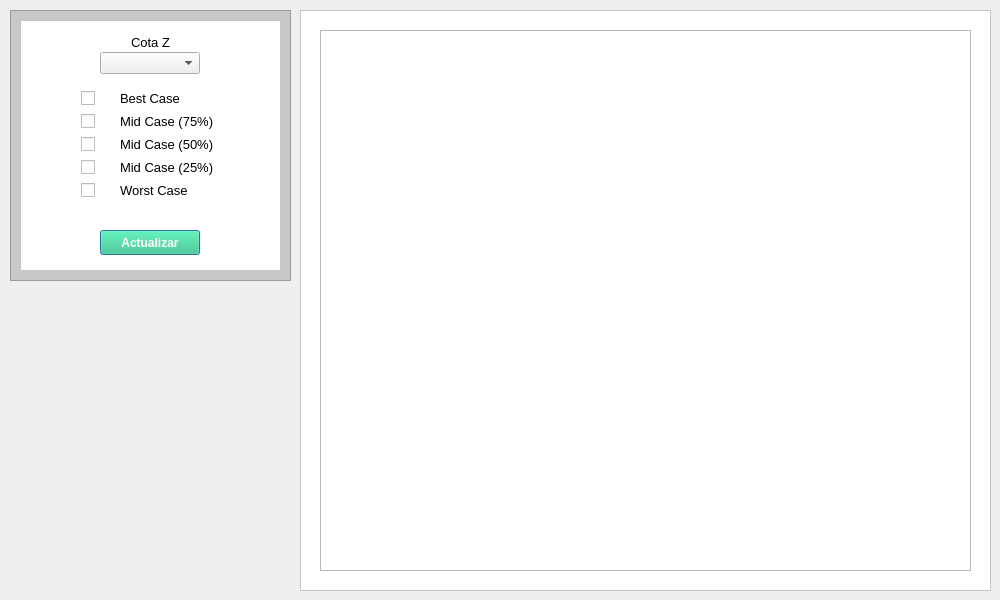
The window that ui/fp_window.ui (21croz/Certidumbre-QT) describes before a commit, drawn with Qt 5.
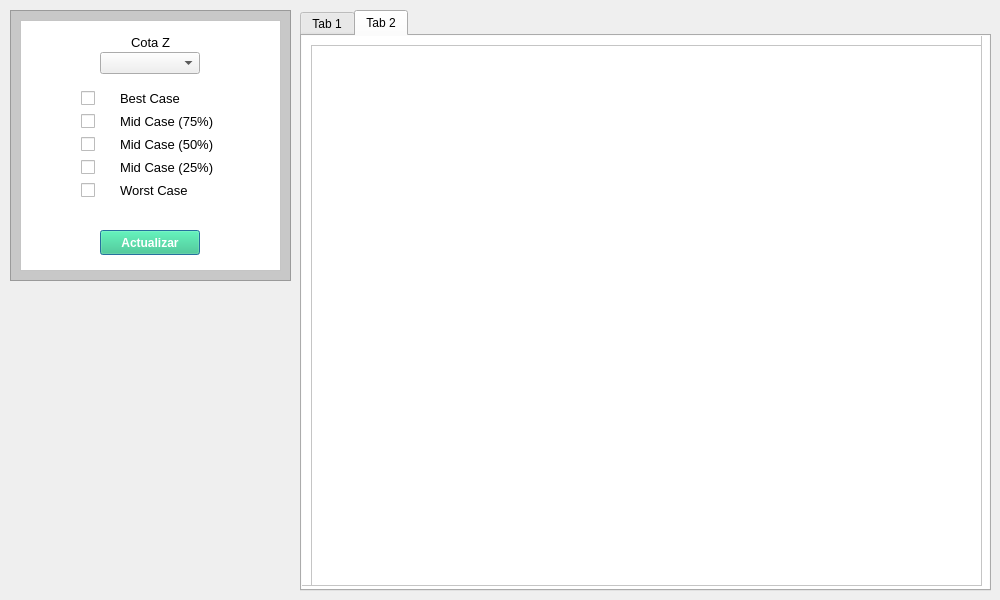
The same window after the commit.

Commit message: feature / Añadida una tabla con estadisticas en la ventana del footprint

Diff of the .ui file:
```diff
--- a/ui/fp_window.ui
+++ b/ui/fp_window.ui
@@ -56,44 +56,6 @@
 	background-color: #319176;
 }</string>
   </property>
-  <widget class="QFrame" name="frame_2">
-   <property name="geometry">
-    <rect>
-     <x>300</x>
-     <y>10</y>
-     <width>691</width>
-     <height>581</height>
-    </rect>
-   </property>
-   <property name="minimumSize">
-    <size>
-     <width>0</width>
-     <height>0</height>
-    </size>
-   </property>
-   <property name="maximumSize">
-    <size>
-     <width>1000</width>
-     <height>600</height>
-    </size>
-   </property>
-   <property name="frameShape">
-    <enum>QFrame::StyledPanel</enum>
-   </property>
-   <property name="frameShadow">
-    <enum>QFrame::Raised</enum>
-   </property>
-   <widget class="QGraphicsView" name="graphicsView">
-    <property name="geometry">
-     <rect>
-      <x>20</x>
-      <y>20</y>
-      <width>651</width>
-      <height>541</height>
-     </rect>
-    </property>
-   </widget>
-  </widget>
   <widget class="QFrame" name="frame">
    <property name="geometry">
     <rect>
@@ -398,6 +360,98 @@
     </widget>
    </widget>
   </widget>
+  <widget class="QTabWidget" name="tabWidget">
+   <property name="geometry">
+    <rect>
+     <x>300</x>
+     <y>10</y>
+     <width>691</width>
+     <height>581</height>
+    </rect>
+   </property>
+   <property name="styleSheet">
+    <string notr="true">QFrame {
+	background-color: rgb(255, 255, 255)
+}</string>
+   </property>
+   <property name="currentIndex">
+    <number>1</number>
+   </property>
+   <widget class="QWidget" name="tab">
+    <attribute name="title">
+     <string>Tab 1</string>
+    </attribute>
+    <widget class="QFrame" name="frame_2">
+     <property name="geometry">
+      <rect>
+       <x>0</x>
+       <y>0</y>
+       <width>691</width>
+       <height>561</height>
+      </rect>
+     </property>
+     <property name="minimumSize">
+      <size>
+       <width>0</width>
+       <height>0</height>
+      </size>
+     </property>
+     <property name="maximumSize">
+      <size>
+       <width>1000</width>
+       <height>600</height>
+      </size>
+     </property>
+     <property name="frameShape">
+      <enum>QFrame::StyledPanel</enum>
+     </property>
+     <property name="frameShadow">
+      <enum>QFrame::Raised</enum>
+     </property>
+     <widget class="QGraphicsView" name="graphicsView">
+      <property name="geometry">
+       <rect>
+        <x>10</x>
+        <y>10</y>
+        <width>671</width>
+        <height>541</height>
+       </rect>
+      </property>
+     </widget>
+    </widget>
+   </widget>
+   <widget class="QWidget" name="tab_2">
+    <attribute name="title">
+     <string>Tab 2</string>
+    </attribute>
+    <widget class="QFrame" name="frame_4">
+     <property name="geometry">
+      <rect>
+       <x>-1</x>
+       <y>-1</y>
+       <width>681</width>
+       <height>551</height>
+      </rect>
+     </property>
+     <property name="frameShape">
+      <enum>QFrame::StyledPanel</enum>
+     </property>
+     <property name="frameShadow">
+      <enum>QFrame::Raised</enum>
+     </property>
+     <widget class="QTableView" name="table_statistics">
+      <property name="geometry">
+       <rect>
+        <x>10</x>
+        <y>10</y>
+        <width>671</width>
+        <height>541</height>
+       </rect>
+      </property>
+     </widget>
+    </widget>
+   </widget>
+  </widget>
  </widget>
  <resources/>
  <connections/>
```
The commit also changes 3 other files.
